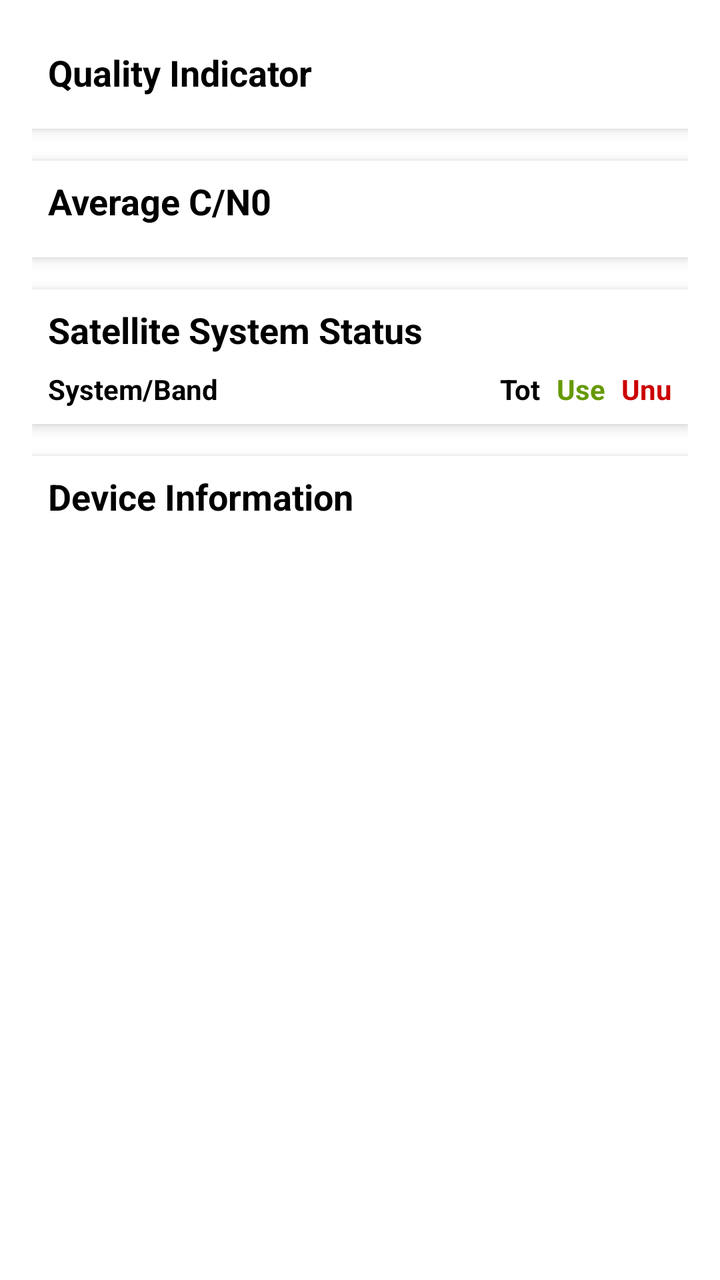
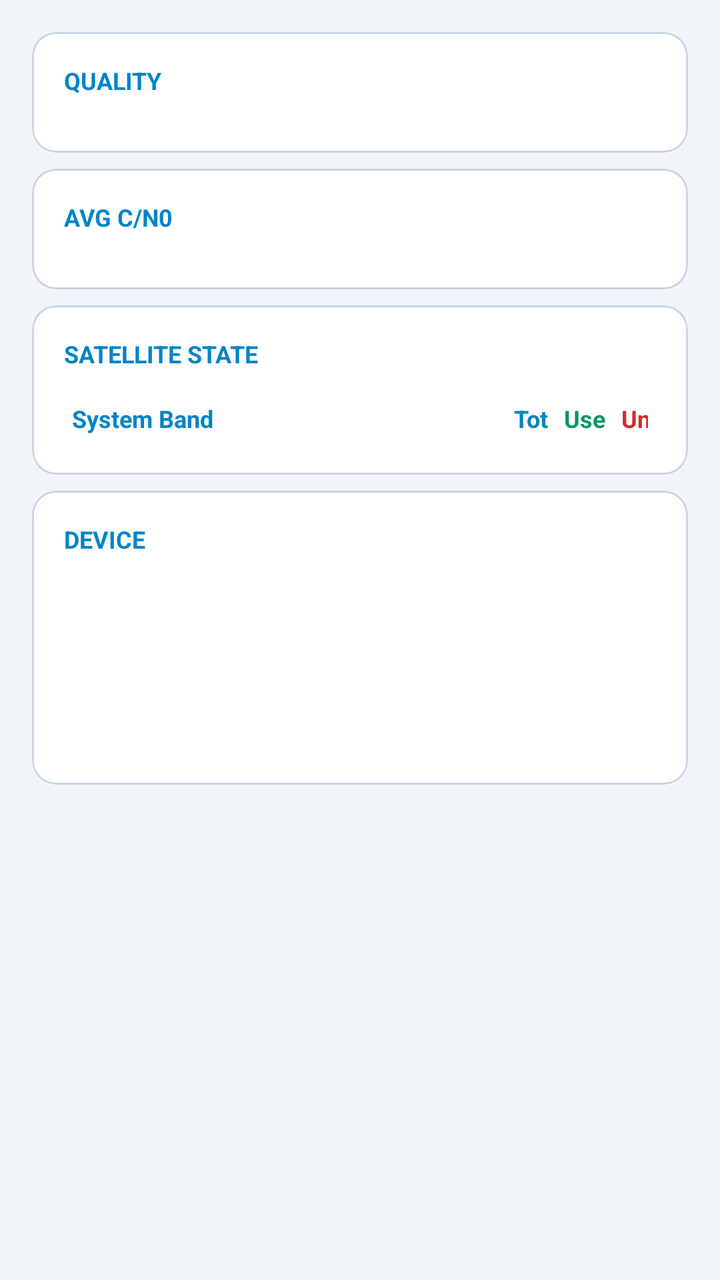

An Android layout rendered at two revisions. The XML below is the earlier revision; the diff shows what the commit changed to produce the second picture.
<!-- AndroidManifest.xml: application theme AppTheme -->
<!-- res/layout/fragment_status.xml -->
<?xml version="1.0" encoding="utf-8"?>
<ScrollView xmlns:android="http://schemas.android.com/apk/res/android"
    android:layout_width="match_parent"
    android:layout_height="match_parent"
    android:background="@android:color/white"
    android:padding="16dp">

    <LinearLayout
        android:layout_width="match_parent"
        android:layout_height="wrap_content"
        android:orientation="vertical">

        
        <LinearLayout
            android:layout_width="match_parent"
            android:layout_height="wrap_content"
            android:orientation="vertical"
            android:background="@android:color/white"
            android:elevation="4dp"
            android:padding="8dp"
            android:layout_marginBottom="16dp"
            android:layout_marginTop="0dp">

            <TextView
                android:layout_width="wrap_content"
                android:layout_height="wrap_content"
                android:text="Quality Indicator"
                android:textColor="@android:color/black"
                android:textSize="18sp"
                android:textStyle="bold"
                android:layout_marginBottom="8dp"/>

            <LinearLayout
                android:id="@+id/container_quality_indicators"
                android:layout_width="match_parent"
                android:layout_height="wrap_content"
                android:orientation="vertical"/>
        </LinearLayout>

        
        <LinearLayout
            android:layout_width="match_parent"
            android:layout_height="wrap_content"
            android:orientation="vertical"
            android:background="@android:color/white"
            android:elevation="4dp"
            android:padding="8dp"
            android:layout_marginBottom="16dp">

            <TextView
                android:layout_width="wrap_content"
                android:layout_height="wrap_content"
                android:text="Average C/N0"
                android:textColor="@android:color/black"
                android:textSize="18sp"
                android:textStyle="bold"
                android:layout_marginBottom="8dp"/>

            <LinearLayout
                android:id="@+id/container_avg_cn0"
                android:layout_width="match_parent"
                android:layout_height="wrap_content"
                android:orientation="vertical"/>
        </LinearLayout>

        
        <LinearLayout
            android:layout_width="match_parent"
            android:layout_height="wrap_content"
            android:orientation="vertical"
            android:background="@android:color/white"
            android:elevation="4dp"
            android:padding="8dp"
            android:layout_marginBottom="16dp">

            <TextView
                android:layout_width="wrap_content"
                android:layout_height="wrap_content"
                android:text="Satellite System Status"
                android:textColor="@android:color/black"
                android:textSize="18sp"
                android:textStyle="bold"
                android:layout_marginBottom="8dp"/>

            <TableLayout
                android:id="@+id/table_sys_status"
                android:layout_width="match_parent"
                android:layout_height="wrap_content"
                android:stretchColumns="0">

                <TableRow>
                    <TextView android:text="System/Band" android:textColor="@android:color/black" android:textStyle="bold"/>
                    <TextView android:text="Tot" android:textColor="@android:color/black" android:paddingStart="8dp" android:textStyle="bold"/>
                    <TextView android:text="Use" android:textColor="@android:color/holo_green_dark" android:paddingStart="8dp" android:textStyle="bold"/>
                    <TextView android:text="Unu" android:textColor="@android:color/holo_red_dark" android:paddingStart="8dp" android:textStyle="bold"/>
                </TableRow>
            </TableLayout>
        </LinearLayout>

        
        <LinearLayout
            android:layout_width="match_parent"
            android:layout_height="wrap_content"
            android:orientation="vertical"
            android:background="@android:color/white"
            android:elevation="4dp"
            android:padding="8dp">

            <TextView
                android:layout_width="wrap_content"
                android:layout_height="wrap_content"
                android:text="Device Information"
                android:textColor="@android:color/black"
                android:textSize="18sp"
                android:textStyle="bold"
                android:layout_marginBottom="8dp"/>

            <TextView android:id="@+id/text_time_date" android:layout_width="wrap_content" android:layout_height="wrap_content" android:textColor="@android:color/black"/>
            <TextView android:id="@+id/text_hardware" android:layout_width="wrap_content" android:layout_height="wrap_content" android:textColor="@android:color/black"/>
            <TextView android:id="@+id/text_hw_year" android:layout_width="wrap_content" android:layout_height="wrap_content" android:textColor="@android:color/black"/>
            <TextView android:id="@+id/text_platform_info" android:layout_width="wrap_content" android:layout_height="wrap_content" android:textColor="@android:color/black"/>

        </LinearLayout>

    </LinearLayout>
</ScrollView>
<!-- resources referenced by this layout -->
<resources>
  <style name="AppTheme" parent="Theme.AppCompat.Light.DarkActionBar">
      </style>
</resources>

<!-- the commit's change to res/layout/fragment_status.xml (unified diff, before → after) -->
@@ -1,9 +1,9 @@
-<?xml version="1.0" encoding="utf-8"?>
 <ScrollView xmlns:android="http://schemas.android.com/apk/res/android"
+    xmlns:app="http://schemas.android.com/apk/res-auto"
     android:layout_width="match_parent"
     android:layout_height="match_parent"
-    android:background="@android:color/white"
-    android:padding="16dp">
+    android:background="@color/background_hud"
+    android:padding="12dp">
 
     <LinearLayout
         android:layout_width="match_parent"
@@ -11,116 +11,149 @@
         android:orientation="vertical">
 
         
-        <LinearLayout
+        <com.google.android.material.card.MaterialCardView
             android:layout_width="match_parent"
             android:layout_height="wrap_content"
-            android:orientation="vertical"
-            android:background="@android:color/white"
-            android:elevation="4dp"
-            android:padding="8dp"
-            android:layout_marginBottom="16dp"
-            android:layout_marginTop="0dp">
-
-            <TextView
-                android:layout_width="wrap_content"
-                android:layout_height="wrap_content"
-                android:text="Quality Indicator"
-                android:textColor="@android:color/black"
-                android:textSize="18sp"
-                android:textStyle="bold"
-                android:layout_marginBottom="8dp"/>
+            android:layout_margin="4dp"
+            app:cardBackgroundColor="@android:color/white"
+            app:cardCornerRadius="12dp"
+            app:strokeWidth="1dp"
+            app:strokeColor="@color/stroke_hud">
 
             <LinearLayout
-                android:id="@+id/container_quality_indicators"
                 android:layout_width="match_parent"
                 android:layout_height="wrap_content"
-                android:orientation="vertical"/>
-        </LinearLayout>
+                android:orientation="vertical"
+                android:padding="16dp">
+
+                <TextView
+                    android:layout_width="wrap_content"
+                    android:layout_height="wrap_content"
+                    android:text="QUALITY"
+                    android:textColor="@color/primary"
+                    android:textSize="12sp"
+                    android:textStyle="bold"
+                    android:layout_marginBottom="12dp" />
+
+                <LinearLayout
+                    android:id="@+id/container_quality_indicators"
+                    android:layout_width="match_parent"
+                    android:layout_height="wrap_content"
+                    android:orientation="vertical" />
+            </LinearLayout>
+        </com.google.android.material.card.MaterialCardView>
 
         
-        <LinearLayout
+        <com.google.android.material.card.MaterialCardView
             android:layout_width="match_parent"
             android:layout_height="wrap_content"
-            android:orientation="vertical"
-            android:background="@android:color/white"
-            android:elevation="4dp"
-            android:padding="8dp"
-            android:layout_marginBottom="16dp">
-
-            <TextView
-                android:layout_width="wrap_content"
-                android:layout_height="wrap_content"
-                android:text="Average C/N0"
-                android:textColor="@android:color/black"
-                android:textSize="18sp"
-                android:textStyle="bold"
-                android:layout_marginBottom="8dp"/>
+            android:layout_margin="4dp"
+            app:cardBackgroundColor="@android:color/white"
+            app:cardCornerRadius="12dp"
+            app:strokeWidth="1dp"
+            app:strokeColor="@color/stroke_hud">
 
             <LinearLayout
-                android:id="@+id/container_avg_cn0"
                 android:layout_width="match_parent"
                 android:layout_height="wrap_content"
-                android:orientation="vertical"/>
-        </LinearLayout>
+                android:orientation="vertical"
+                android:padding="16dp">
+
+                <TextView
+                    android:layout_width="wrap_content"
+                    android:layout_height="wrap_content"
+                    android:text="AVG C/N0"
+                    android:textColor="@color/primary"
+                    android:textSize="12sp"
+                    android:textStyle="bold"
+                    android:layout_marginBottom="12dp" />
+
+                <LinearLayout
+                    android:id="@+id/container_avg_cn0"
+                    android:layout_width="match_parent"
+                    android:layout_height="wrap_content"
+                    android:orientation="vertical" />
+            </LinearLayout>
+        </com.google.android.material.card.MaterialCardView>
 
         
-        <LinearLayout
+        <com.google.android.material.card.MaterialCardView
             android:layout_width="match_parent"
             android:layout_height="wrap_content"
-            android:orientation="vertical"
-            android:background="@android:color/white"
-            android:elevation="4dp"
-            android:padding="8dp"
-            android:layout_marginBottom="16dp">
+            android:layout_margin="4dp"
+            app:cardBackgroundColor="@android:color/white"
+            app:cardCornerRadius="12dp"
+            app:strokeWidth="1dp"
+            app:strokeColor="@color/stroke_hud">
 
-            <TextView
-                android:layout_width="wrap_content"
-                android:layout_height="wrap_content"
-                android:text="Satellite System Status"
-                android:textColor="@android:color/black"
-                android:textSize="18sp"
-                android:textStyle="bold"
-                android:layout_marginBottom="8dp"/>
-
-            <TableLayout
-                android:id="@+id/table_sys_status"
+            <LinearLayout
                 android:layout_width="match_parent"
                 android:layout_height="wrap_content"
-                android:stretchColumns="0">
+                android:orientation="vertical"
+                android:padding="16dp">
 
-                <TableRow>
-                    <TextView android:text="System/Band" android:textColor="@android:color/black" android:textStyle="bold"/>
-                    <TextView android:text="Tot" android:textColor="@android:color/black" android:paddingStart="8dp" android:textStyle="bold"/>
-                    <TextView android:text="Use" android:textColor="@android:color/holo_green_dark" android:paddingStart="8dp" android:textStyle="bold"/>
-                    <TextView android:text="Unu" android:textColor="@android:color/holo_red_dark" android:paddingStart="8dp" android:textStyle="bold"/>
-                </TableRow>
-            </TableLayout>
-        </LinearLayout>
+                <TextView
+                    android:layout_width="wrap_content"
+                    android:layout_height="wrap_content"
+                    android:text="SATELLITE STATE"
+                    android:textColor="@color/primary"
+                    android:textSize="12sp"
+                    android:textStyle="bold"
+                    android:layout_marginBottom="12dp" />
+
+                <TableLayout
+                    android:id="@+id/table_sys_status"
+                    android:layout_width="match_parent"
+                    android:layout_height="wrap_content"
+                    android:stretchColumns="0">
+
+                    <TableRow android:background="@android:color/white" android:padding="4dp">
+                        <TextView android:text="System Band" android:textColor="@color/primary" android:textSize="12sp" android:textStyle="bold"/>
+                        <TextView android:text="Tot" android:textColor="@color/primary" android:paddingStart="8dp" android:textSize="12sp" android:textStyle="bold"/>
+                        <TextView android:text="Use" android:textColor="@color/status_good" android:paddingStart="8dp" android:textSize="12sp" android:textStyle="bold"/>
+                        <TextView android:text="Unu" android:textColor="@color/status_poor" android:paddingStart="8dp" android:textSize="12sp" android:textStyle="bold"/>
+                    </TableRow>
+                    
+                </TableLayout>
+            </LinearLayout>
+        </com.google.android.material.card.MaterialCardView>
 
         
-        <LinearLayout
+        <com.google.android.material.card.MaterialCardView
             android:layout_width="match_parent"
             android:layout_height="wrap_content"
-            android:orientation="vertical"
-            android:background="@android:color/white"
-            android:elevation="4dp"
-            android:padding="8dp">
+            android:layout_margin="4dp"
+            app:cardBackgroundColor="@android:color/white"
+            app:cardCornerRadius="12dp"
+            app:strokeWidth="1dp"
+            app:strokeColor="@color/stroke_hud">
 
-            <TextView
-                android:layout_width="wrap_content"
+            <LinearLayout
+                android:layout_width="match_parent"
                 android:layout_height="wrap_content"
-                android:text="Device Information"
-                android:textColor="@android:color/black"
-                android:textSize="18sp"
-                android:textStyle="bold"
-                android:layout_marginBottom="8dp"/>
+                android:orientation="vertical"
+                android:padding="16dp">
 
-            <TextView android:id="@+id/text_time_date" android:layout_width="wrap_content" android:layout_height="wrap_content" android:textColor="@android:color/black"/>
-            <TextView android:id="@+id/text_hardware" android:layout_width="wrap_content" android:layout_height="wrap_content" android:textColor="@android:color/black"/>
-            <TextView android:id="@+id/text_hw_year" android:layout_width="wrap_content" android:layout_height="wrap_content" android:textColor="@android:color/black"/>
-            <TextView android:id="@+id/text_platform_info" android:layout_width="wrap_content" android:layout_height="wrap_content" android:textColor="@android:color/black"/>
+                <TextView
+                    android:layout_width="wrap_content"
+                    android:layout_height="wrap_content"
+                    android:text="DEVICE"
+                    android:textColor="@color/primary"
+                    android:textSize="12sp"
+                    android:textStyle="bold"
+                    android:layout_marginBottom="12dp" />
 
-        </LinearLayout>
+                <TextView android:id="@+id/text_time_date" android:layout_width="match_parent" android:layout_height="wrap_content" android:textColor="@color/on_surface_hud" android:fontFamily="monospace" android:textSize="13sp" android:paddingVertical="2dp"/>
+                <TextView android:id="@+id/text_hardware" android:layout_width="match_parent" android:layout_height="wrap_content" android:textColor="@color/on_surface_hud" android:fontFamily="monospace" android:textSize="13sp" android:paddingVertical="2dp"/>
+                <TextView android:id="@+id/text_hw_year" android:layout_width="match_parent" android:layout_height="wrap_content" android:textColor="@color/on_surface_hud" android:fontFamily="monospace" android:textSize="13sp" android:paddingVertical="2dp"/>
+                <TextView android:id="@+id/text_platform_info" android:layout_width="match_parent" android:layout_height="wrap_content" android:textColor="@color/on_surface_hud" android:fontFamily="monospace" android:textSize="13sp" android:paddingVertical="2dp"/>
+
+            </LinearLayout>
+        </com.google.android.material.card.MaterialCardView>
+
+        <View
+            android:layout_width="match_parent"
+            android:layout_height="80dp" />
 
     </LinearLayout>
 </ScrollView>
<!-- resource entries referenced after the edit -->
@@ -1,6 +1,26 @@
 <!-- resources referenced by this layout -->
 <resources>
-  <style name="AppTheme" parent="Theme.AppCompat.Light.DarkActionBar">
+  <color name="background_hud">#F1F5F9</color>
+  <color name="on_surface_hud">#0F172A</color>
+  <color name="primary">#0284C7</color>
+  <color name="status_good">#059669</color>
+  <color name="status_poor">#DC2626</color>
+  <color name="stroke_hud">#CBD5E1</color>
+  <style name="AppTheme" parent="Theme.Material3.Light.NoActionBar">
+          
+          <item name="colorPrimary">@color/primary</item>
+          <item name="colorPrimaryDark">@color/primary_dark</item>
+          <item name="colorAccent">@color/accent</item>
+          
+          
+          <item name="android:statusBarColor">@color/background_hud</item>
+          <item name="android:navigationBarColor">@color/background_hud</item>
+          <item name="android:windowBackground">@color/background_hud</item>
+          
+          
+          <item name="android:windowLightStatusBar">true</item>
       </style>
+  <color name="primary_dark">#0369A1</color>
+  <color name="accent">#059669</color>
 </resources>
 
